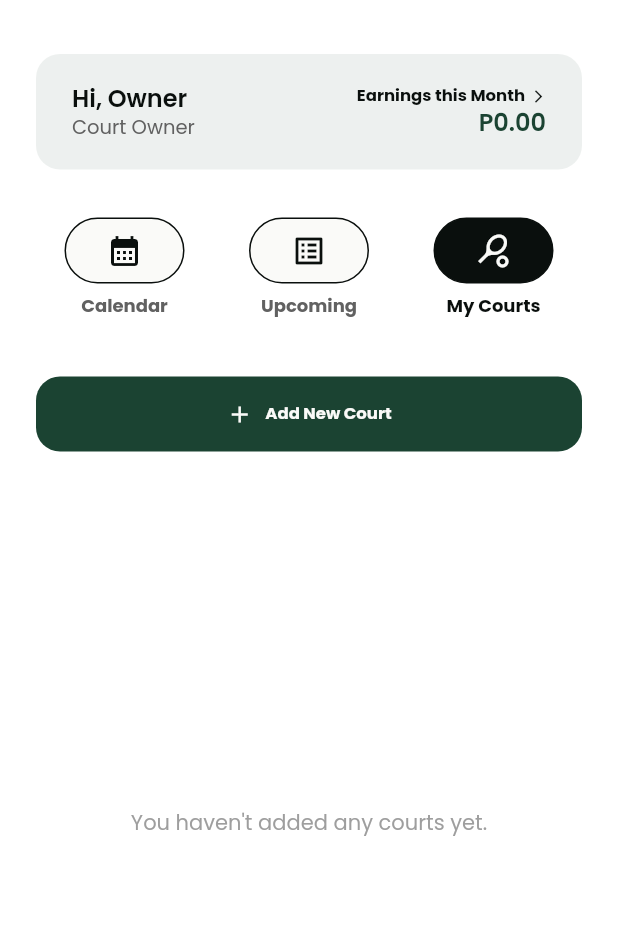
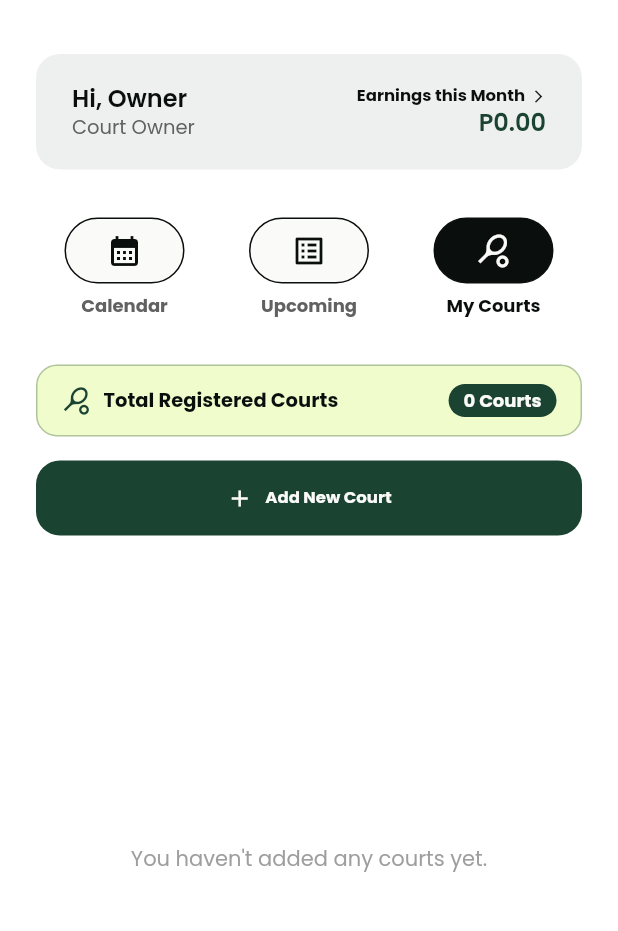
Before and after one commit to rodge1109/flutter-system, a Flutter app: the OwnerDashboardScreen screen opened directly, after a tap on "Upcoming", after a tap on "My Courts", on a phone screen of 412 x 824 dp, the part 66-997 px from its top. Run offline on Flutter 3.47's test engine with Material 3 defaults, Android fonts, the phone set to English and light mode, and no system bars; our stand-ins replace firebase_core, firebase_messaging, flutter_map, flutter_secure_storage, geolocator, google_fonts and 9 more; missing offline and left inert: agora_rtc_engine, dart:html, flutter_facebook_auth, flutter_map_cancellable_tile_provider; accounts and stored records are empty.

Commit message:
Feat: display Total Registered Courts count badge on owner dashboard navigation & courts tab

```diff
--- a/lib/screens/owner_dashboard_screen.dart
+++ b/lib/screens/owner_dashboard_screen.dart
@@ -407,7 +407,7 @@ class _OwnerDashboardScreenState extends State<OwnerDashboardScreen> {
                         ),
                         _buildNavButton(
                           icon: Icons.sports_tennis,
-                          label: 'My Courts',
+                          label: _myCourts.isNotEmpty ? 'My Courts (${_myCourts.length})' : 'My Courts',
                           isSelected: _currentTab == 'courts',
                           onTap: () => setState(() => _currentTab = 'courts'),
                         ),
@@ -642,7 +642,41 @@ class _OwnerDashboardScreenState extends State<OwnerDashboardScreen> {
     return Column(
       children: [
         Padding(
-          padding: EdgeInsets.symmetric(horizontal: 24, vertical: 16),
+          padding: EdgeInsets.symmetric(horizontal: 24, vertical: 8),
+          child: Container(
+            padding: EdgeInsets.symmetric(horizontal: 16, vertical: 12),
+            decoration: BoxDecoration(
+              color: Color(0xFFE2F999).withOpacity(0.5),
+              borderRadius: BorderRadius.circular(14),
+              border: Border.all(color: AppColors.primaryGreen.withOpacity(0.3)),
+            ),
+            child: Row(
+              mainAxisAlignment: MainAxisAlignment.spaceBetween,
+              children: [
+                Row(
+                  children: [
+                    Icon(Icons.sports_tennis, color: AppColors.primaryGreen, size: 20),
+                    SizedBox(width: 8),
+                    Text('Total Registered Courts', style: TextStyle(fontWeight: FontWeight.bold, fontSize: 13, color: AppColors.richBlack)),
+                  ],
+                ),
+                Container(
+                  padding: EdgeInsets.symmetric(horizontal: 10, vertical: 4),
+                  decoration: BoxDecoration(
+                    color: AppColors.primaryGreen,
+                    borderRadius: BorderRadius.circular(12),
+                  ),
+                  child: Text(
+                    '${_myCourts.length} ${_myCourts.length == 1 ? 'Court' : 'Courts'}',
+                    style: TextStyle(color: AppColors.softWhite, fontWeight: FontWeight.bold, fontSize: 12),
+                  ),
+                ),
+              ],
+            ),
+          ),
+        ),
+        Padding(
+          padding: EdgeInsets.symmetric(horizontal: 24, vertical: 8),
           child: ElevatedButton.icon(
             onPressed: () async {
               final result = await Navigator.push(
```
